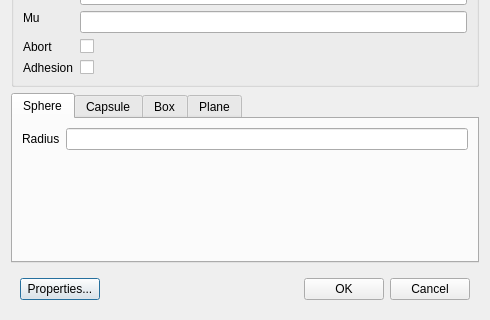
Above: distribution/GaitSymQt/DialogGeoms.ui from wol101/GaitSym2019 before the change; both pictures show x 0 to 490 and y 169 to 489 of the 490 by 489 pixel window. Below: the same form after it.
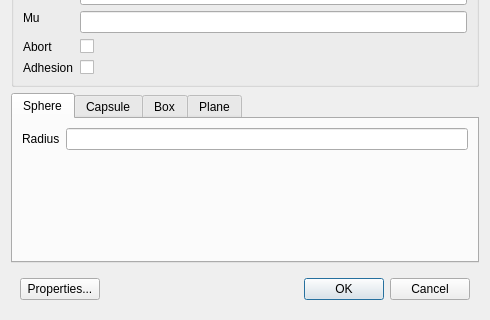
That is the form after the change. Custom widgets are drawn as their Qt base class.

The edit to the form file:
```diff
--- a/distribution/GaitSymQt/DialogGeoms.ui
+++ b/distribution/GaitSymQt/DialogGeoms.ui
@@ -321,6 +321,9 @@
         <property name="text">
          <string>OK</string>
         </property>
+        <property name="default">
+         <bool>true</bool>
+        </property>
        </widget>
       </item>
       <item>
```
